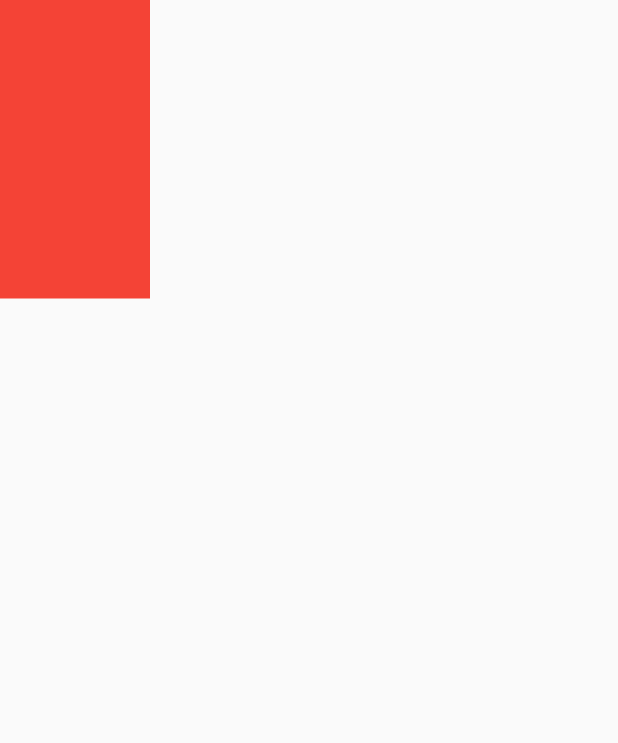
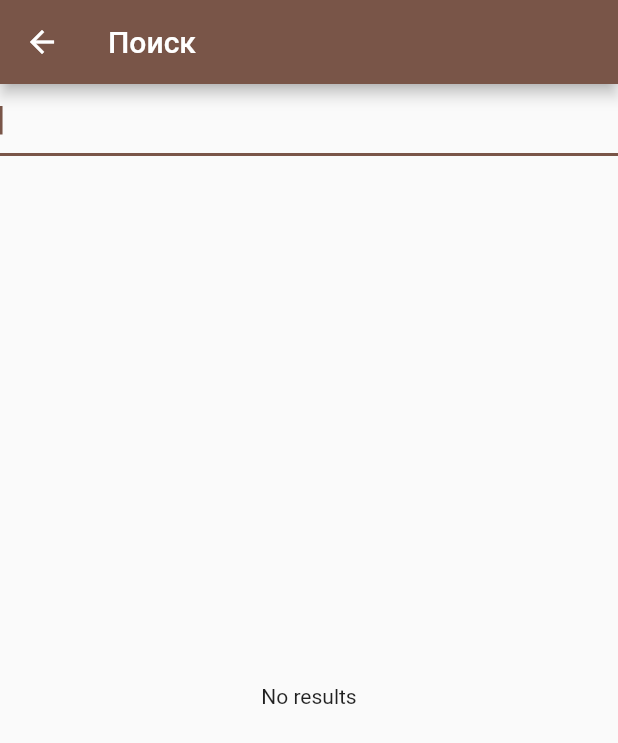
Before and after one commit to 207AndrewLosyukov/bakery_flutter_app, a Flutter app: the SearchScreen screen opened directly, on a phone screen of 412 x 824 dp. Shown: the top 743 px of the screen. Run offline on Flutter 3.47's test engine with Material 2 defaults, Android fonts, the light colour scheme and no system bars; our stand-ins replace flutter_redux, hive, hive_flutter, redux, redux_thunk; accounts and stored records are empty.

Commit message:
Add search

```diff
--- /dev/null
+++ b/lib/redux/search_page/actions.dart
@@ -0,0 +1,11 @@
+import 'package:shop_flutter_app/models/product.dart';
+
+class SetSearchResultsAction {
+  final List<Product> results;
+
+  SetSearchResultsAction(this.results);
+}
+
+class SetLoadingAction {}
+
+class SetErrorAction {}
--- /dev/null
+++ b/lib/redux/search_page/state.dart
@@ -0,0 +1,33 @@
+import 'package:shop_flutter_app/components/cart/cart_fake_data.dart';
+import 'package:shop_flutter_app/components/product_card.dart';
+import 'package:shop_flutter_app/models/cart_product.dart';
+import 'package:shop_flutter_app/models/product.dart';
+
+class SearchPageState {
+  static SearchPageState initState = SearchPageState(
+    isLoading: false,
+    isError: false,
+    results: [],
+  );
+
+  bool isLoading;
+  bool isError;
+  List<Product> results;
+
+  SearchPageState({
+    this.isLoading = false,
+    this.isError = false,
+    required this.results,
+  });
+
+  SearchPageState copyWith({
+    bool? isLoading,
+    bool? isError,
+    List<Product>? results,
+  }) =>
+      SearchPageState(
+        isLoading: isLoading ?? this.isLoading,
+        isError: isError ?? this.isError,
+        results: results ?? this.results,
+      );
+}
--- /dev/null
+++ b/lib/redux/search_page/thunk.dart
@@ -0,0 +1,22 @@
+import 'dart:developer';
+
+import 'package:redux/redux.dart';
+import 'package:redux_thunk/redux_thunk.dart';
+import 'package:shop_flutter_app/dependencies.dart';
+import 'package:shop_flutter_app/redux/search_page/actions.dart';
+
+import '../state.dart';
+
+class Search
+    extends CallableThunkActionWithExtraArgument<GlobalState, Dependencies> {
+  final String query;
+
+  Search(this.query);
+
+  @override
+  call(Store<GlobalState> store, Dependencies extraArgument) async {
+    store.dispatch(SetLoadingAction());
+    var res = await extraArgument.productsApi.getProducts();
+    store.dispatch(SetSearchResultsAction(res));
+  }
+}
--- a/lib/redux/state.dart
+++ b/lib/redux/state.dart
@@ -1,17 +1,21 @@
 import 'package:shop_flutter_app/redux/cart_page/state.dart';
 import 'package:shop_flutter_app/redux/main_page/state.dart';
+import 'package:shop_flutter_app/redux/search_page/state.dart';
 
 class GlobalState {
   static final GlobalState initState = GlobalState(
     cartPage: CartPageState.initState,
     mainPage: MainPageState.initState,
+    searchPage: SearchPageState.initState,
   );
 
   final CartPageState cartPage;
   final MainPageState mainPage;
+  final SearchPageState searchPage;
 
   const GlobalState({
     required this.cartPage,
     required this.mainPage,
+    required this.searchPage,
   });
 }
--- a/lib/screens/search.dart
+++ b/lib/screens/search.dart
@@ -1,16 +1,89 @@
 import 'package:flutter/material.dart';
 import 'package:flutter/widgets.dart';
+import 'package:flutter_redux/flutter_redux.dart';
+import 'package:shop_flutter_app/components/product_card.dart';
+import 'package:shop_flutter_app/dependencies.dart';
+import 'package:shop_flutter_app/redux/search_page/state.dart';
+import 'package:shop_flutter_app/redux/search_page/thunk.dart';
+import 'package:shop_flutter_app/redux/state.dart';
 
-class SearchScreen extends StatelessWidget {
+class SearchScreen extends StatefulWidget {
   const SearchScreen({Key? key}) : super(key: key);
+
+  @override
+  State<SearchScreen> createState() => _SearchScreenState();
+}
+
+class _SearchScreenState extends State<SearchScreen> {
+  final TextEditingController textController = TextEditingController();
+
+  void onChanged(String text) {
+    Dependencies.instance.store.dispatch(Search(text));
+  }
+
+  void retry() {
+    Dependencies.instance.store.dispatch(Search(textController.text));
+  }
 
   @override
   Widget build(BuildContext context) {
     return Scaffold(
-      body: Container(
-        width: 100,
-        height: 199,
-        color: Colors.red,
+      appBar: AppBar(
+        title: const Text('Поиск'),
+      ),
+      body: Column(
+        children: [
+          TextField(
+            autofocus: true,
+            onChanged: onChanged,
+            controller: textController,
+          ),
+          StoreConnector<GlobalState, SearchPageState>(
+            distinct: true,
+            converter: (store) => store.state.searchPage,
+            builder: (context, state) {
+              if (state.isLoading) {
+                return const Expanded(
+                    child: Center(child: CircularProgressIndicator()));
+              }
+              if (state.isError) {
+                return Expanded(
+                  child: Center(
+                    child: TextButton(
+                      child: const Text("Retry"),
+                      onPressed: retry,
+                    ),
+                  ),
+                );
+              }
+              if (state.results.isEmpty) {
+                return const Expanded(
+                  child: Center(
+                    child: Text("No results"),
+                  ),
+                );
+              }
+              return Expanded(
+                child: GridView.builder(
+                  padding: const EdgeInsets.all(8.0),
+                  gridDelegate: const SliverGridDelegateWithFixedCrossAxisCount(
+                    crossAxisCount: 2,
+                    childAspectRatio: 16 / 10,
+                    crossAxisSpacing: 8,
+                    mainAxisSpacing: 8,
+                  ),
+                  itemBuilder: (context, i) {
+                    return ProductCard(
+                      product: state.results[i],
+                      showTags: false,
+                    );
+                  },
+                  itemCount: state.results.length,
+                ),
+              );
+            },
+          ),
+        ],
       ),
     );
   }
```
Also changed, not shown: lib/redux/search_page/reducer.dart (added, +32 -0 lines), lib/redux/store.dart (+5 -3 lines), lib/screens/main/main_tab.dart (+25 -12 lines), lib/screens/navigator.dart (+7 -0 lines), 4 other files.
